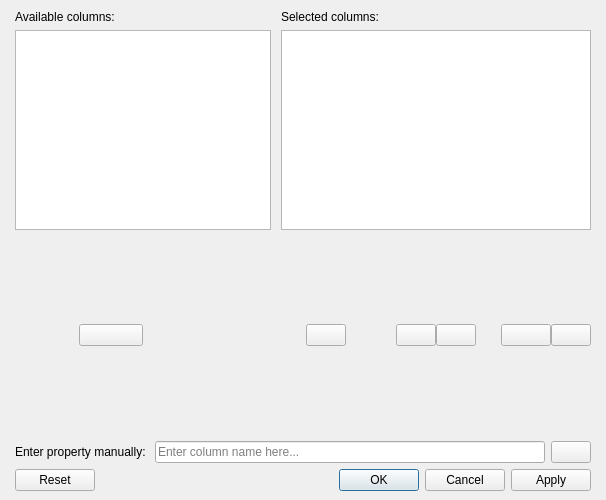
Old version of the form Resources/UI/Add_RemoveColumns.ui in the repository APEbbers/BillOfMaterials-WB.
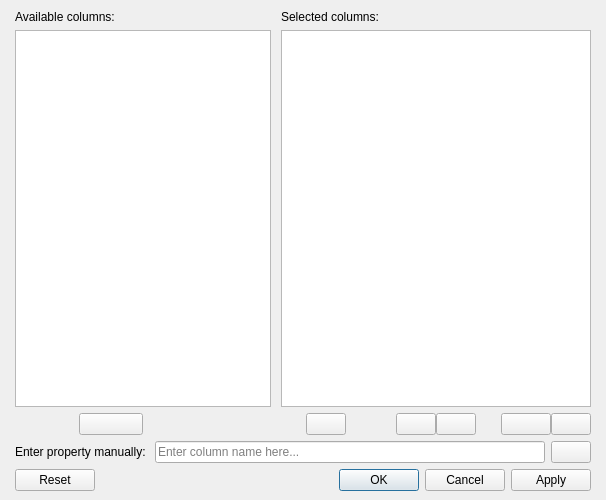
New version of the form. Icons and pictures are not drawn.

```diff
--- a/Resources/UI/Add_RemoveColumns.ui
+++ b/Resources/UI/Add_RemoveColumns.ui
@@ -144,9 +144,12 @@
         <property name="orientation">
          <enum>Qt::Vertical</enum>
         </property>
+        <property name="sizeType">
+         <enum>QSizePolicy::Fixed</enum>
+        </property>
         <property name="sizeHint" stdset="0">
          <size>
-          <width>50</width>
+          <width>5</width>
           <height>20</height>
          </size>
         </property>
```
